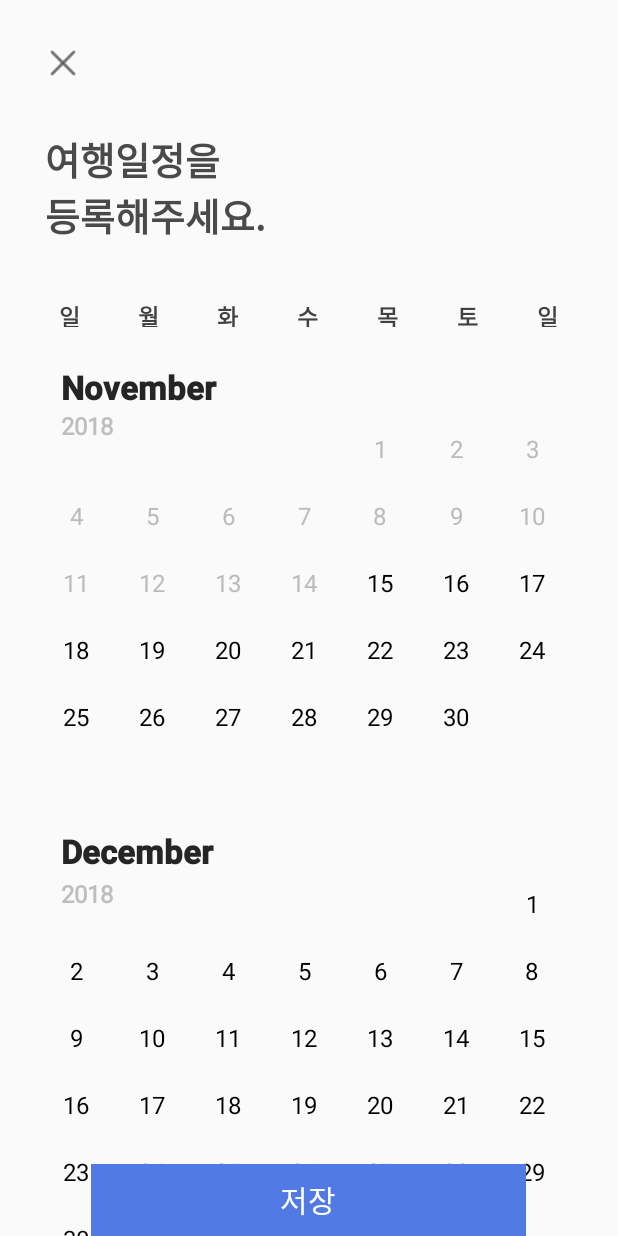
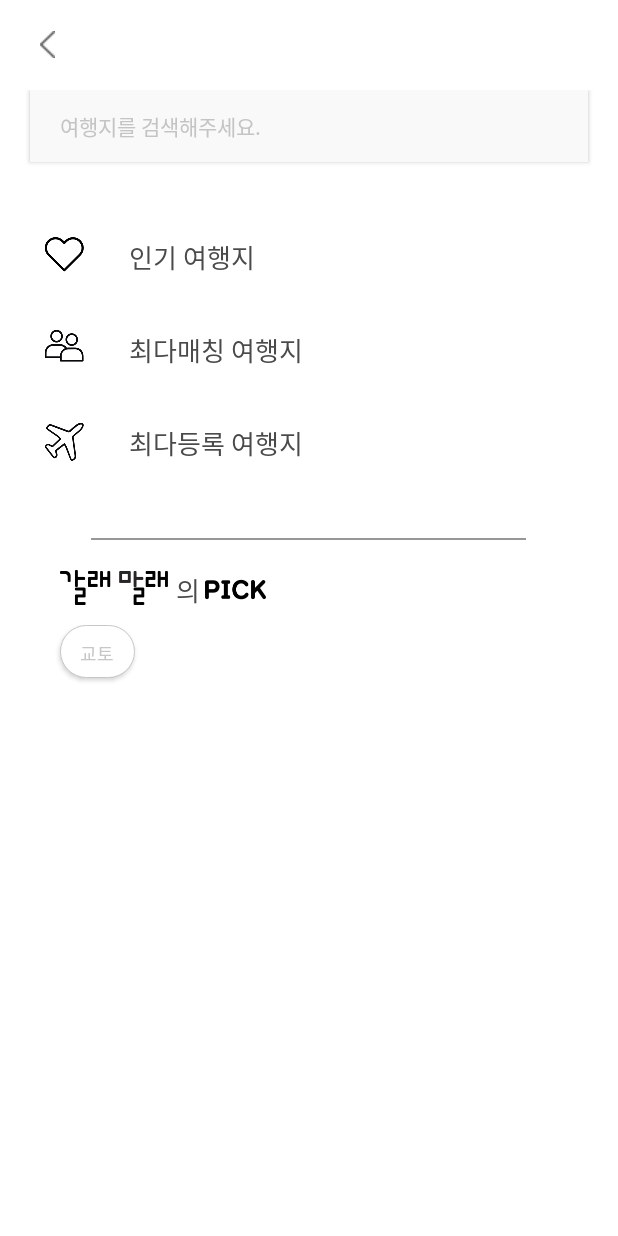
Before and after one commit to superb422/GRMR_android, an Android app: the screen it shows after launch (Travel_Schedule before the commit, region_search after it), after a tap on an icon or button, on a phone screen of 412 x 824 dp. Run offline under Robolectric (Android 15) with nearby library versions, the phone set to English and light mode, and no system bars; libraries missing offline, so code that uses them is left out: com.facebook, com.facebook.login, com.kakao.auth, com.kakao.network, com.kakao.usermgmt and 1 more; 2 statements that could not run were skipped.

Commit message:
지역검색 진행중 (버튼클릭시 edittext 키보드강제활성화 필요 , edittext글쓰는도중 에러잡기 필요 , 버튼 백그라운드색깔 수정필요 등등..)

```diff
--- a/app/src/main/AndroidManifest.xml
+++ b/app/src/main/AndroidManifest.xml
@@ -54,7 +54,8 @@
         <activity android:name=".Travel.Travel_ticket_select" />
         <activity android:name=".Travel.NoTicket" />
         <activity android:name=".Main.CategoryActivity" />
-        <activity android:name=".Travel.Travel_Schedule"></activity>
+        <activity android:name=".Travel.Travel_Schedule" />
+        <activity android:name=".Travel.region_search"></activity>
     </application>
 
 </manifest>
--- a/app/src/main/java/com/example/dongh/grmr/Login/LoginActivity.java
+++ b/app/src/main/java/com/example/dongh/grmr/Login/LoginActivity.java
@@ -23,6 +23,7 @@ import com.example.dongh.grmr.Main.MainActivity;
 import com.example.dongh.grmr.Profile_Register.register_step1;
 import com.example.dongh.grmr.R;
 import com.example.dongh.grmr.Travel.Travel_Schedule;
+import com.example.dongh.grmr.Travel.region_search;
 import com.example.dongh.grmr.service.ServerService;
 import com.facebook.CallbackManager;
 import com.facebook.FacebookCallback;
@@ -100,7 +101,7 @@ public class LoginActivity extends AppCompatActivity {
             @Override
             public void onClick(View view) {
                 //Intent login2Intent = new Intent(LoginActivity.this, register_step1.class);
-                Intent login2Intent = new Intent(LoginActivity.this, Travel_Schedule.class);
+                Intent login2Intent = new Intent(LoginActivity.this, region_search.class);
                 LoginActivity.this.startActivity(login2Intent);
             }
         });
--- /dev/null
+++ b/app/src/main/java/com/example/dongh/grmr/Travel/region_search.java
@@ -0,0 +1,70 @@
+package com.example.dongh.grmr.Travel;
+
+import android.app.Service;
+import android.graphics.Color;
+import android.os.Handler;
+import android.os.Looper;
+import android.support.v7.app.AppCompatActivity;
+import android.os.Bundle;
+import android.view.View;
+import android.view.inputmethod.InputMethodManager;
+import android.widget.Button;
+import android.widget.EditText;
+import android.widget.LinearLayout;
+
+import com.example.dongh.grmr.Login.SoftKeyboard;
+import com.example.dongh.grmr.R;
+
+public class region_search extends AppCompatActivity {
+
+    private Button search_btn;
+    private EditText search_text;
+    private SoftKeyboard softKeyboard;
+    private LinearLayout search_layout,child_layout;
+
+    @Override
+    protected void onCreate(Bundle savedInstanceState) {
+        super.onCreate(savedInstanceState);
+        setContentView(R.layout.activity_region_search);
+
+        child_layout=findViewById(R.id.search_child_layout);
+        search_btn=findViewById(R.id.travel_search_btn);
+        search_text=findViewById(R.id.travel_search_text);
+        search_text.setVisibility(View.INVISIBLE);
+        search_btn.setOnClickListener(new View.OnClickListener() {
+            @Override
+            public void onClick(View view) {
+                search_text.setVisibility(View.VISIBLE);
+                search_text.setCompoundDrawablesWithIntrinsicBounds(0,0,R.drawable.ic_nick_delete,0);
+                search_text.setHint("여행지를 검색해주세요");
+                search_btn.setVisibility(View.GONE);
+                child_layout.setBackgroundColor(Color.rgb(127, 127, 127));
+            }
+        });
+
+        InputMethodManager controlManager = (InputMethodManager)getSystemService(Service.INPUT_METHOD_SERVICE);
+        search_layout = findViewById(R.id.search_layout);
+        softKeyboard = new SoftKeyboard(search_layout, controlManager);
+        softKeyboard.setSoftKeyboardCallback(new SoftKeyboard.SoftKeyboardChanged() {
+            @Override
+            public void onSoftKeyboardHide() {
+                new Handler(Looper.getMainLooper()).post(new Runnable() {
+                    @Override
+                    public void run() {
+                        // mainicon.setVisibility(View.VISIBLE);
+                    }
+                });
+            }
+
+            @Override
+            public void onSoftKeyboardShow() {
+                new Handler(Looper.getMainLooper()).post(new Runnable() {
+                    @Override
+                    public void run() {
+                        //mainicon.setVisibility(View.INVISIBLE);
+                    }
+                });
+            }
+        });
+    }
+}
--- /dev/null
+++ b/app/src/main/res/drawable/rectangle_btn.xml
@@ -0,0 +1,25 @@
+<?xml version="1.0" encoding="utf-8"?>
+<selector xmlns:android="http://schemas.android.com/apk/res/android">
+    <!-- default -->
+    <item android:state_focused="false" android:state_pressed="false">
+        <shape>
+            <solid android:color="#ffffff" />
+            <corners android:radius="1000dp" />
+            <padding android:bottom="5dp" android:left="5dp"
+                android:right="5dp" android:top="5dp" />
+            <stroke
+                android:width="0.5dp"
+                android:color="#c7c7c7"/>
+        </shape>
+    </item>
+
+    <!-- click -->
+    <item android:state_focused="false" android:state_pressed="true">
+        <shape>
+            <solid android:color="#ffffff" />
+            <corners android:radius="1000dp" />
+            <padding android:bottom="10dp" android:left="10dp"
+                android:right="10dp" android:top="10dp" />
+        </shape>
+    </item>
+</selector>
--- /dev/null
+++ b/app/src/main/res/layout/activity_region_search.xml
@@ -0,0 +1,178 @@
+<?xml version="1.0" encoding="utf-8"?>
+<LinearLayout xmlns:android="http://schemas.android.com/apk/res/android"
+    xmlns:app="http://schemas.android.com/apk/res-auto"
+    xmlns:tools="http://schemas.android.com/tools"
+    android:id="@+id/search_layout"
+    android:layout_width="match_parent"
+    android:layout_height="match_parent"
+    android:orientation="vertical"
+    android:background="#ffffff"
+    android:windowSoftInputMode="adjustResize"
+    tools:context=".Travel.region_search">
+
+    <LinearLayout
+        android:layout_width="match_parent"
+        android:layout_height="60dp"
+        android:orientation="horizontal">
+
+        <ImageView
+            android:id="@+id/email_back"
+            android:layout_width="23dp"
+            android:layout_height="wrap_content"
+            android:layout_alignParentStart="true"
+            android:layout_alignParentTop="true"
+            android:layout_gravity="center"
+            android:layout_marginLeft="20dp"
+            app:srcCompat="@drawable/ic_backbtn" />
+
+        <EditText
+            android:id="@+id/travel_search_text"
+            android:layout_width="289dp"
+            android:layout_height="40dp"
+            android:layout_gravity="center"
+            android:layout_marginLeft="20dp"
+            android:background="@null"
+            android:ems="10"
+            android:inputType="textPersonName" />
+    </LinearLayout>
+
+    <LinearLayout
+        android:id="@+id/search_child_layout"
+        android:layout_width="match_parent"
+        android:layout_height="match_parent"
+        android:orientation="vertical">
+
+        <Button
+            android:id="@+id/travel_search_btn"
+            android:layout_width="match_parent"
+            android:layout_height="wrap_content"
+            android:layout_marginLeft="20dp"
+            android:layout_marginRight="20dp"
+            android:background="#f9f9f9"
+            android:gravity="left|center"
+            android:paddingLeft="20dp"
+            android:text="여행지를 검색해주세요."
+            android:textColor="#c4c4c4" />
+
+        <LinearLayout
+            android:layout_width="match_parent"
+            android:layout_height="wrap_content"
+            android:layout_marginTop="50dp"
+            android:orientation="horizontal">
+
+            <ImageView
+                android:layout_width="wrap_content"
+                android:layout_height="wrap_content"
+                android:layout_marginLeft="30dp"
+                app:srcCompat="@drawable/popular_region_icon" />
+
+            <TextView
+                android:layout_width="wrap_content"
+                android:layout_height="wrap_content"
+                android:layout_gravity="center"
+                android:layout_marginLeft="30dp"
+                android:text="인기 여행지"
+                android:textColor="#4a4a4a"
+                android:textSize="17dp" />
+        </LinearLayout>
+
+        <LinearLayout
+            android:layout_width="match_parent"
+            android:layout_height="wrap_content"
+            android:layout_marginTop="35dp"
+            android:orientation="horizontal">
+
+            <ImageView
+                android:layout_width="wrap_content"
+                android:layout_height="wrap_content"
+                android:layout_marginLeft="30dp"
+                app:srcCompat="@drawable/max_matching_icon" />
+
+            <TextView
+                android:layout_width="wrap_content"
+                android:layout_height="wrap_content"
+                android:layout_gravity="center"
+                android:layout_marginLeft="30dp"
+                android:text="최다매칭 여행지"
+                android:textColor="#4a4a4a"
+                android:textSize="17dp" />
+        </LinearLayout>
+
+        <LinearLayout
+            android:layout_width="match_parent"
+            android:layout_height="wrap_content"
+            android:layout_marginTop="35dp"
+            android:orientation="horizontal">
+
+            <ImageView
+                android:layout_width="wrap_content"
+                android:layout_height="wrap_content"
+                android:layout_marginLeft="30dp"
+                app:srcCompat="@drawable/max_register_icon" />
+
+            <TextView
+                android:layout_width="wrap_content"
+                android:layout_height="wrap_content"
+                android:layout_gravity="center"
+                android:layout_marginLeft="30dp"
+                android:text="최다등록 여행지"
+                android:textColor="#4a4a4a"
+                android:textSize="17dp" />
+        </LinearLayout>
+
+        <View
+            android:id="@+id/view"
+            android:layout_width="290dp"
+            android:layout_height="1dp"
+            android:layout_gravity="center"
+            android:layout_marginTop="50dp"
+            android:background="#979797" />
+
+        <LinearLayout
+            android:layout_width="match_parent"
+            android:layout_height="wrap_content"
+            android:layout_marginTop="20dp"
+            android:orientation="horizontal">
+
+            <ImageView
+                android:layout_width="wrap_content"
+                android:layout_height="wrap_content"
+                android:layout_marginLeft="40dp"
+                app:srcCompat="@drawable/mainlogo2_icon" />
+
+            <TextView
+                android:layout_width="wrap_content"
+                android:layout_height="wrap_content"
+                android:layout_marginLeft="5dp"
+                android:text="의"
+                android:textColor="#4a4a4a"
+                android:textSize="17dp" />
+
+            <ImageView
+                android:layout_width="wrap_content"
+                android:layout_height="wrap_content"
+                android:layout_gravity="center"
+                android:layout_marginLeft="3dp"
+                app:srcCompat="@drawable/pick_text" />
+        </LinearLayout>
+
+        <LinearLayout
+            android:layout_width="match_parent"
+            android:layout_height="match_parent"
+            android:layout_marginTop="10dp"
+            android:orientation="horizontal">
+
+            <Button
+                android:id="@+id/button2"
+                android:layout_width="50dp"
+                android:layout_height="35dp"
+                android:layout_marginLeft="40dp"
+                android:background="@drawable/rectangle_btn"
+                android:gravity="center"
+                android:text="교토"
+                android:textColor="#c7c7c7"
+                android:textSize="12dp" />
+        </LinearLayout>
+    </LinearLayout>
+
+</LinearLayout>
--- a/app/src/main/res/layout/activity_register_step1.xml
+++ b/app/src/main/res/layout/activity_register_step1.xml
@@ -74,11 +74,11 @@
         android:layout_height="wrap_content"
         android:layout_centerInParent="true"
         android:drawableRight="@drawable/ic_nextarrow"
-        android:textCursorDrawable="@drawable/cursor_color"
         android:ems="10"
         android:hint="닉네임 입력"
         android:inputType="textPersonName"
         android:textColorHint="#d6d6d6"
+        android:textCursorDrawable="@drawable/cursor_color"
         android:textSize="16dp"
         android:theme="@style/EditTextStyle" />
 
--- a/app/src/main/res/layout/activity_register_step5.xml
+++ b/app/src/main/res/layout/activity_register_step5.xml
@@ -72,7 +72,6 @@
         android:textSize="20dp" />
 
     <TextView
-        android:id="@+id/textView9"
         android:layout_width="wrap_content"
         android:layout_height="wrap_content"
         android:layout_alignParentTop="true"
```
Also changed, not shown: app/src/main/res/drawable-xxhdpi/mainlogo2_icon.png (added), app/src/main/res/drawable-xxhdpi/max_matching_icon.png (added), app/src/main/res/drawable-xxhdpi/max_register_icon.png (added), app/src/main/res/drawable-xxhdpi/pick_text.png (added), app/src/main/res/drawable-xxhdpi/popular_region_icon.png (added).
